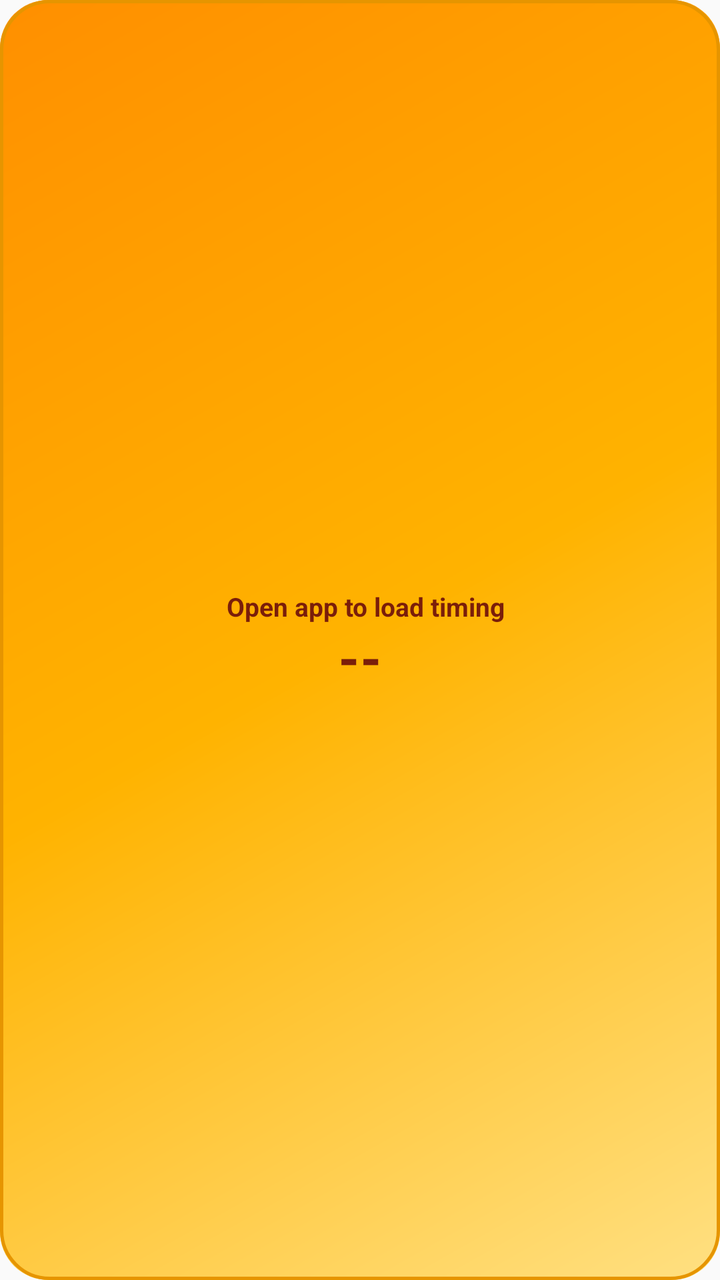
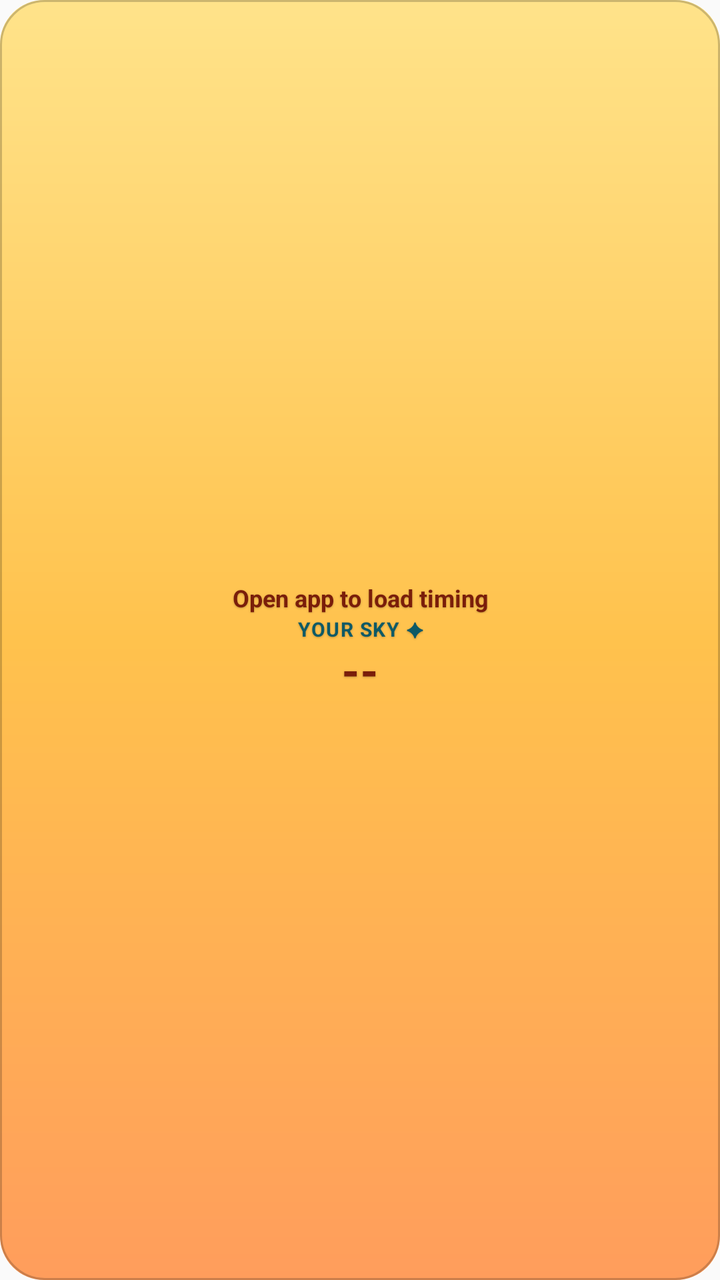

Compare the two renders of this Android layout. The source of the first and the diff that turns it into the second are given below.
<!-- AndroidManifest.xml: application theme AppTheme -->
<!-- res/layout/agnihotra_widget_compact.xml -->
<?xml version="1.0" encoding="utf-8"?>
<LinearLayout xmlns:android="http://schemas.android.com/apk/res/android"
    android:id="@+id/widget_root"
    android:layout_width="match_parent"
    android:layout_height="match_parent"
    android:orientation="vertical"
    android:gravity="center"
    android:paddingStart="10dp"
    android:paddingEnd="10dp"
    android:paddingTop="8dp"
    android:paddingBottom="8dp"
    android:background="@drawable/widget_background">

    <LinearLayout
        android:layout_width="wrap_content"
        android:layout_height="wrap_content"
        android:orientation="horizontal"
        android:gravity="center_vertical">

        <ImageView
            android:id="@+id/widget_event_icon"
            android:layout_width="18dp"
            android:layout_height="18dp"
            android:src="@drawable/ic_widget_sun"
            android:contentDescription="@string/widget_event_icon_desc"
            android:visibility="gone" />

        <TextView
            android:id="@+id/widget_event_label"
            android:layout_width="wrap_content"
            android:layout_height="wrap_content"
            android:layout_marginStart="6dp"
            android:text="@string/widget_no_timing"
            android:textColor="@color/widget_ink"
            android:textSize="13sp"
            android:textStyle="bold"
            android:maxLines="1"
            android:ellipsize="end" />
    </LinearLayout>

    <TextView
        android:id="@+id/widget_countdown"
        android:layout_width="wrap_content"
        android:layout_height="wrap_content"
        android:layout_marginTop="3dp"
        android:text="--"
        android:textColor="@color/widget_ink"
        android:textSize="26sp"
        android:textStyle="bold"
        android:fontFamily="sans-serif-medium"
        android:includeFontPadding="false"
        android:maxLines="1" />

    <Chronometer
        android:id="@+id/widget_countdown_chronometer"
        android:layout_width="wrap_content"
        android:layout_height="wrap_content"
        android:layout_marginTop="3dp"
        android:textColor="@color/widget_ink"
        android:textSize="26sp"
        android:textStyle="bold"
        android:fontFamily="sans-serif-medium"
        android:includeFontPadding="false"
        android:maxLines="1"
        android:visibility="gone" />

    <TextView
        android:id="@+id/widget_event_time"
        android:layout_width="wrap_content"
        android:layout_height="wrap_content"
        android:layout_marginTop="2dp"
        android:text="--"
        android:textColor="@color/widget_ink_soft"
        android:textSize="11sp"
        android:textStyle="bold"
        android:maxLines="1"
        android:visibility="gone" />

    <FrameLayout
        android:id="@+id/widget_event_icon_wrap"
        android:layout_width="0dp"
        android:layout_height="0dp"
        android:visibility="gone" />
    <TextView
        android:id="@+id/widget_event_line"
        android:layout_width="0dp"
        android:layout_height="0dp"
        android:visibility="gone" />
    <ImageView
        android:id="@+id/widget_logo"
        android:layout_width="0dp"
        android:layout_height="0dp"
        android:visibility="gone"
        android:contentDescription="@string/widget_logo_desc" />
    <TextView
        android:id="@+id/widget_title"
        android:layout_width="0dp"
        android:layout_height="0dp"
        android:visibility="gone" />
    <TextView
        android:id="@+id/widget_subtitle"
        android:layout_width="0dp"
        android:layout_height="0dp"
        android:visibility="gone" />
    <TextView
        android:id="@+id/widget_countdown_label"
        android:layout_width="0dp"
        android:layout_height="0dp"
        android:visibility="gone" />
</LinearLayout>
<!-- resources referenced by this layout -->
<resources>
  <color name="widget_ink">#7A1E0A</color>
  <color name="widget_ink_soft">#A8430F</color>
  <!-- drawable ic_widget_sun (drawable) -->
  <?xml version="1.0" encoding="utf-8"?>
  <vector xmlns:android="http://schemas.android.com/apk/res/android"
      android:width="24dp"
      android:height="24dp"
      android:viewportWidth="24"
      android:viewportHeight="24">
  
      
      <path
          android:fillColor="@color/widget_ink"
          android:pathData="M12.6,2.0 C11.8,3.2 10.7,4.4 10.0,5.8 C8.9,7.7 8.5,9.9 9.4,11.8 C9.9,12.9 10.9,13.5 12.0,13.6 C13.1,13.5 14.2,12.8 14.7,11.7 C15.6,9.7 15.1,7.3 13.9,5.3 C13.3,4.4 12.8,3.4 12.6,2.0 Z" />
  
      <path
          android:fillColor="@color/widget_ink"
          android:pathData="M7.6,6.8 C6.2,8.2 5.3,10.1 6.0,11.9 C6.4,13.0 7.3,13.7 8.4,13.7 C7.9,12.4 7.7,10.9 8.0,9.4 C8.2,8.4 8.0,7.5 7.6,6.8 Z" />
  
      <path
          android:fillColor="@color/widget_ink"
          android:pathData="M16.4,6.8 C17.8,8.2 18.7,10.1 18.0,11.9 C17.6,13.0 16.7,13.7 15.6,13.7 C16.1,12.4 16.3,10.9 16.0,9.4 C15.8,8.4 16.0,7.5 16.4,6.8 Z" />
  
      <path
          android:fillColor="@color/widget_ink"
          android:pathData="M2.4,14.4 L21.6,14.4 L19.6,21.0 L4.4,21.0 Z" />
  </vector>
  <!-- drawable widget_background (drawable) -->
  <?xml version="1.0" encoding="utf-8"?>
  <layer-list xmlns:android="http://schemas.android.com/apk/res/android">
      <item>
          <shape android:shape="rectangle">
              <corners android:radius="24dp" />
              <gradient
                  android:angle="135"
                  android:startColor="@color/launcher_gold_start"
                  android:centerColor="@color/launcher_gold_mid"
                  android:endColor="@color/launcher_gold_end" />
          </shape>
      </item>
      <item>
          <shape android:shape="rectangle">
              <corners android:radius="24dp" />
              <stroke
                  android:width="1.5dp"
                  android:color="#E69500" />
          </shape>
      </item>
  </layer-list>
  <string name="widget_event_icon_desc">Sunrise or sunset</string>
  <string name="widget_logo_desc">EternalAgni logo</string>
  <string name="widget_no_timing">Open app to load timing</string>
  <style name="AppTheme" parent="Theme.AppCompat.Light.DarkActionBar">
          
          <item name="colorPrimary">@color/colorPrimary</item>
          <item name="colorPrimaryDark">@color/colorPrimaryDark</item>
          <item name="colorAccent">@color/colorAccent</item>
      </style>
  <color name="launcher_gold_start">#FFE082</color>
  <color name="launcher_gold_mid">#FFB300</color>
  <color name="launcher_gold_end">#FF8F00</color>
</resources>

<!-- the commit's change to res/layout/agnihotra_widget_compact.xml (unified diff, before → after) -->
@@ -1,110 +1,135 @@
 <?xml version="1.0" encoding="utf-8"?>
-<LinearLayout xmlns:android="http://schemas.android.com/apk/res/android"
+<FrameLayout xmlns:android="http://schemas.android.com/apk/res/android"
     android:id="@+id/widget_root"
     android:layout_width="match_parent"
-    android:layout_height="match_parent"
-    android:orientation="vertical"
-    android:gravity="center"
-    android:paddingStart="10dp"
-    android:paddingEnd="10dp"
-    android:paddingTop="8dp"
-    android:paddingBottom="8dp"
-    android:background="@drawable/widget_background">
+    android:layout_height="match_parent">
+
+    <ImageView
+        android:id="@+id/widget_bg"
+        android:layout_width="match_parent"
+        android:layout_height="match_parent"
+        android:scaleType="fitXY"
+        android:src="@drawable/widget_sky_preview"
+        android:importantForAccessibility="no"
+        android:contentDescription="@null" />
 
     <LinearLayout
-        android:layout_width="wrap_content"
-        android:layout_height="wrap_content"
-        android:orientation="horizontal"
-        android:gravity="center_vertical">
+        android:layout_width="match_parent"
+        android:layout_height="match_parent"
+        android:orientation="vertical"
+        android:gravity="center"
+        android:paddingStart="12dp"
+        android:paddingEnd="12dp"
+        android:paddingTop="6dp"
+        android:paddingBottom="6dp">
 
+        
         <ImageView
             android:id="@+id/widget_event_icon"
-            android:layout_width="18dp"
-            android:layout_height="18dp"
-            android:src="@drawable/ic_widget_sun"
+            android:layout_width="20dp"
+            android:layout_height="20dp"
+            android:src="@drawable/ic_widget_sunrise_sea"
             android:contentDescription="@string/widget_event_icon_desc"
             android:visibility="gone" />
 
+        
         <TextView
             android:id="@+id/widget_event_label"
             android:layout_width="wrap_content"
             android:layout_height="wrap_content"
-            android:layout_marginStart="6dp"
+            android:layout_marginTop="2dp"
             android:text="@string/widget_no_timing"
             android:textColor="@color/widget_ink"
-            android:textSize="13sp"
+            android:textSize="12sp"
             android:textStyle="bold"
+            android:includeFontPadding="false"
+            android:gravity="center"
             android:maxLines="1"
-            android:ellipsize="end" />
+            android:ellipsize="end"
+            android:shadowColor="#40000000"
+            android:shadowDx="0"
+            android:shadowDy="1"
+            android:shadowRadius="2" />
+
+        
+        <TextView
+            android:id="@+id/widget_location_tag"
+            android:layout_width="wrap_content"
+            android:layout_height="wrap_content"
+            android:layout_marginTop="1dp"
+            android:text="@string/widget_location_default"
+            android:textColor="@color/widget_location"
+            android:textSize="10sp"
+            android:textStyle="bold"
+            android:letterSpacing="0.05"
+            android:textAllCaps="true"
+            android:includeFontPadding="false"
+            android:gravity="center"
+            android:maxLines="1"
+            android:ellipsize="end"
+            android:shadowColor="#40000000"
+            android:shadowDx="0"
+            android:shadowDy="1"
+            android:shadowRadius="2"
+            android:contentDescription="@string/widget_location_desc" />
+
+        
+        <TextView
+            android:id="@+id/widget_countdown"
+            android:layout_width="wrap_content"
+            android:layout_height="wrap_content"
+            android:layout_marginTop="2dp"
+            android:text="--"
+            android:textColor="@color/widget_ink"
+            android:textSize="22sp"
+            android:textStyle="bold"
+            android:fontFamily="sans-serif-medium"
+            android:fontFeatureSettings="tnum"
+            android:includeFontPadding="false"
+            android:maxLines="1"
+            android:shadowColor="#40000000"
+            android:shadowDx="0"
+            android:shadowDy="1"
+            android:shadowRadius="2" />
+
+        <Chronometer
+            android:id="@+id/widget_countdown_chronometer"
+            android:layout_width="wrap_content"
+            android:layout_height="wrap_content"
+            android:layout_marginTop="2dp"
+            android:textColor="@color/widget_ink"
+            android:textSize="22sp"
+            android:textStyle="bold"
+            android:fontFamily="sans-serif-medium"
+            android:fontFeatureSettings="tnum"
+            android:includeFontPadding="false"
+            android:maxLines="1"
+            android:shadowColor="#40000000"
+            android:shadowDx="0"
+            android:shadowDy="1"
+            android:shadowRadius="2"
+            android:visibility="gone" />
+
+        <ProgressBar
+            android:id="@+id/widget_loading"
+            style="?android:attr/progressBarStyleSmall"
+            android:layout_width="20dp"
+            android:layout_height="20dp"
+            android:layout_marginTop="2dp"
+            android:indeterminate="true"
+            android:indeterminateTint="@color/widget_ink"
+            android:visibility="gone" />
+
+        
+        <TextView
+            android:id="@+id/widget_context"
+            android:layout_width="0dp"
+            android:layout_height="0dp"
+            android:visibility="gone" />
+        <TextView
+            android:id="@+id/widget_event_time"
+            android:layout_width="0dp"
+            android:layout_height="0dp"
+            android:visibility="gone" />
     </LinearLayout>
-
-    <TextView
-        android:id="@+id/widget_countdown"
-        android:layout_width="wrap_content"
-        android:layout_height="wrap_content"
-        android:layout_marginTop="3dp"
-        android:text="--"
-        android:textColor="@color/widget_ink"
-        android:textSize="26sp"
-        android:textStyle="bold"
-        android:fontFamily="sans-serif-medium"
-        android:includeFontPadding="false"
-        android:maxLines="1" />
-
-    <Chronometer
-        android:id="@+id/widget_countdown_chronometer"
-        android:layout_width="wrap_content"
-        android:layout_height="wrap_content"
-        android:layout_marginTop="3dp"
-        android:textColor="@color/widget_ink"
-        android:textSize="26sp"
-        android:textStyle="bold"
-        android:fontFamily="sans-serif-medium"
-        android:includeFontPadding="false"
-        android:maxLines="1"
-        android:visibility="gone" />
-
-    <TextView
-        android:id="@+id/widget_event_time"
-        android:layout_width="wrap_content"
-        android:layout_height="wrap_content"
-        android:layout_marginTop="2dp"
-        android:text="--"
-        android:textColor="@color/widget_ink_soft"
-        android:textSize="11sp"
-        android:textStyle="bold"
-        android:maxLines="1"
-        android:visibility="gone" />
-
-    <FrameLayout
-        android:id="@+id/widget_event_icon_wrap"
-        android:layout_width="0dp"
-        android:layout_height="0dp"
-        android:visibility="gone" />
-    <TextView
-        android:id="@+id/widget_event_line"
-        android:layout_width="0dp"
-        android:layout_height="0dp"
-        android:visibility="gone" />
-    <ImageView
-        android:id="@+id/widget_logo"
-        android:layout_width="0dp"
-        android:layout_height="0dp"
-        android:visibility="gone"
-        android:contentDescription="@string/widget_logo_desc" />
-    <TextView
-        android:id="@+id/widget_title"
-        android:layout_width="0dp"
-        android:layout_height="0dp"
-        android:visibility="gone" />
-    <TextView
-        android:id="@+id/widget_subtitle"
-        android:layout_width="0dp"
-        android:layout_height="0dp"
-        android:visibility="gone" />
-    <TextView
-        android:id="@+id/widget_countdown_label"
-        android:layout_width="0dp"
-        android:layout_height="0dp"
-        android:visibility="gone" />
-</LinearLayout>
+</FrameLayout>
<!-- resource entries referenced after the edit -->
@@ -1,8 +1,8 @@
 <!-- resources referenced by this layout -->
 <resources>
   <color name="widget_ink">#7A1E0A</color>
-  <color name="widget_ink_soft">#A8430F</color>
-  <!-- drawable ic_widget_sun (drawable) -->
+  <color name="widget_location">#0E5A66</color>
+  <!-- drawable ic_widget_sunrise_sea (drawable) -->
   <?xml version="1.0" encoding="utf-8"?>
   <vector xmlns:android="http://schemas.android.com/apk/res/android"
       android:width="24dp"
@@ -12,45 +12,58 @@
   
       
       <path
-          android:fillColor="@color/widget_ink"
-          android:pathData="M12.6,2.0 C11.8,3.2 10.7,4.4 10.0,5.8 C8.9,7.7 8.5,9.9 9.4,11.8 C9.9,12.9 10.9,13.5 12.0,13.6 C13.1,13.5 14.2,12.8 14.7,11.7 C15.6,9.7 15.1,7.3 13.9,5.3 C13.3,4.4 12.8,3.4 12.6,2.0 Z" />
+          android:strokeColor="@color/widget_ink"
+          android:strokeWidth="1.5"
+          android:strokeLineCap="round"
+          android:pathData="M12,1.6 V4.0 M4.6,4.6 L6.3,6.3 M19.4,4.6 L17.7,6.3 M1.8,9.6 H4.2 M22.2,9.6 H19.8" />
   
+      
       <path
-          android:fillColor="@color/widget_ink"
-          android:pathData="M7.6,6.8 C6.2,8.2 5.3,10.1 6.0,11.9 C6.4,13.0 7.3,13.7 8.4,13.7 C7.9,12.4 7.7,10.9 8.0,9.4 C8.2,8.4 8.0,7.5 7.6,6.8 Z" />
+          android:strokeColor="@color/widget_ink"
+          android:strokeWidth="1.7"
+          android:fillColor="@android:color/transparent"
+          android:pathData="M8.4,9.6 a3.6,3.6 0 1 0 7.2,0 a3.6,3.6 0 1 0 -7.2,0" />
   
+      
       <path
-          android:fillColor="@color/widget_ink"
-          android:pathData="M16.4,6.8 C17.8,8.2 18.7,10.1 18.0,11.9 C17.6,13.0 16.7,13.7 15.6,13.7 C16.1,12.4 16.3,10.9 16.0,9.4 C15.8,8.4 16.0,7.5 16.4,6.8 Z" />
+          android:strokeColor="@color/widget_ink"
+          android:strokeWidth="1.7"
+          android:strokeLineCap="round"
+          android:pathData="M2.4,15.6 H21.6" />
   
+      
       <path
-          android:fillColor="@color/widget_ink"
-          android:pathData="M2.4,14.4 L21.6,14.4 L19.6,21.0 L4.4,21.0 Z" />
+          android:strokeColor="@color/widget_ink"
+          android:strokeWidth="1.4"
+          android:strokeLineCap="round"
+          android:fillColor="@android:color/transparent"
+          android:pathData="M3.4,19.4 C4.8,18.3 6.2,18.3 7.6,19.4 C9.0,20.5 10.4,20.5 11.8,19.4 C13.2,18.3 14.6,18.3 16.0,19.4 C17.4,20.5 18.8,20.5 20.2,19.4" />
   </vector>
-  <!-- drawable widget_background (drawable) -->
+  <!-- drawable widget_sky_preview (drawable) -->
   <?xml version="1.0" encoding="utf-8"?>
   <layer-list xmlns:android="http://schemas.android.com/apk/res/android">
       <item>
           <shape android:shape="rectangle">
-              <corners android:radius="24dp" />
+              <corners android:radius="22dp" />
               <gradient
-                  android:angle="135"
-                  android:startColor="@color/launcher_gold_start"
-                  android:centerColor="@color/launcher_gold_mid"
-                  android:endColor="@color/launcher_gold_end" />
+                  android:angle="115"
+                  android:startColor="#FFE38A"
+                  android:centerColor="#FFC24D"
+                  android:endColor="#FF9D5C" />
           </shape>
       </item>
       <item>
           <shape android:shape="rectangle">
-              <corners android:radius="24dp" />
+              <corners android:radius="22dp" />
               <stroke
-                  android:width="1.5dp"
-                  android:color="#E69500" />
+                  android:width="1dp"
+                  android:color="#33000000" />
           </shape>
       </item>
   </layer-list>
   <string name="widget_event_icon_desc">Sunrise or sunset</string>
-  <string name="widget_logo_desc">EternalAgni logo</string>
+  <string name="widget_location_default">Your sky ✦</string>
+  <string name="widget_location_desc">Saved location</string>
   <string name="widget_no_timing">Open app to load timing</string>
   <style name="AppTheme" parent="Theme.AppCompat.Light.DarkActionBar">
           
@@ -58,8 +71,5 @@
           <item name="colorPrimaryDark">@color/colorPrimaryDark</item>
           <item name="colorAccent">@color/colorAccent</item>
       </style>
-  <color name="launcher_gold_start">#FFE082</color>
-  <color name="launcher_gold_mid">#FFB300</color>
-  <color name="launcher_gold_end">#FF8F00</color>
 </resources>
 
